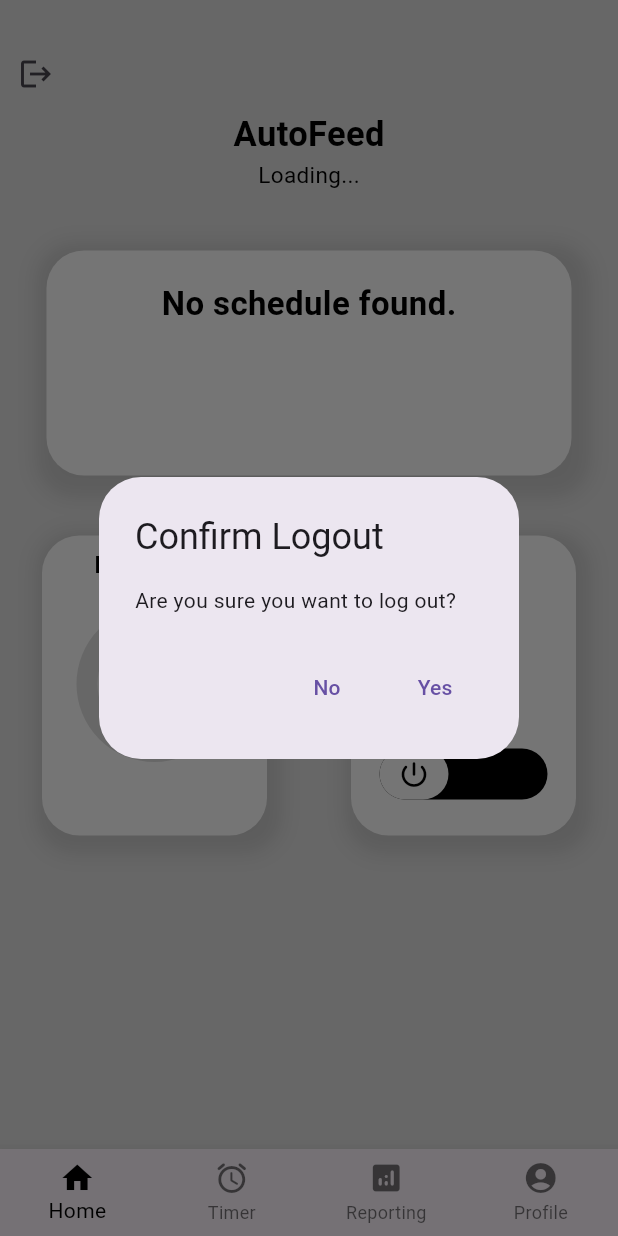
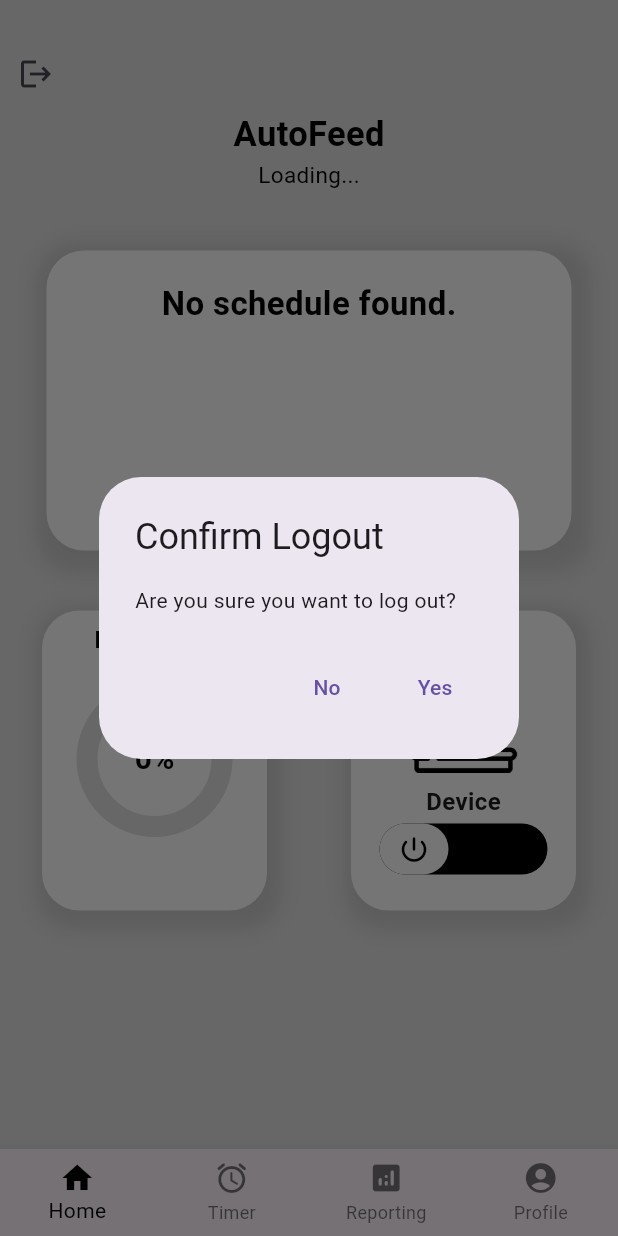
Before and after one commit to Paehkun/autofeed, a Flutter app: the screen it shows once a user with an empty profile is signed in, after a tap on the "logout" icon, on a phone screen of 412 x 824 dp. Run offline on Flutter 3.47's test engine with Material 3 defaults, Android fonts, the light colour scheme and no system bars; drawn by our look-alikes of animated_toggle_switch; our stand-ins replace awesome_notifications, firebase_auth, firebase_core, firebase_database, firebase_messaging, fl_chart and 1 more; accounts and stored records are empty.

Commit message:
fetch today schedule changes

```diff
--- a/lib/screen/FeedTimerPage.dart
+++ b/lib/screen/FeedTimerPage.dart
@@ -14,7 +14,7 @@ class FeedTimerPage extends StatefulWidget {
 class _FeedTimerPageState extends State<FeedTimerPage> {
   final DatabaseReference _database = FirebaseDatabase.instance.ref();
   final User? _currentUser = FirebaseAuth.instance.currentUser;
-  List<Map<String, dynamic>> _feedTimes = [];
+  final List<Map<String, dynamic>> _feedTimes = [];
   final List<String> _daysOfWeek = [
     'Monday',
     'Tuesday',
--- a/lib/screen/homepage.dart
+++ b/lib/screen/homepage.dart
@@ -127,18 +127,18 @@ class _HomeScreenState extends State<HomeScreen> {
   }
 
   void fetchTodaySchedule() async {
-    final User? _currentUser = FirebaseAuth.instance.currentUser;
-    if (_currentUser == null) return;
+    final User? currentUser = FirebaseAuth.instance.currentUser;
+    if (currentUser == null) return;
 
     // Adjust for Malaysia timezone (GMT+8)
-    final now = DateTime.now().add(Duration(hours: 8));
+    final now = DateTime.now().add(const Duration(hours: 8));
     final today = DateFormat('EEEE').format(now); // Get the day of the week
     final todayDate = DateFormat('yyyy-MM-dd').format(now); // Get today's date
 
     debugPrint("Today: $today"); // Check the current day
 
     final scheduleRef =
-        FirebaseDatabase.instance.ref('users/${_currentUser.uid}/schedule');
+        FirebaseDatabase.instance.ref('users/${currentUser.uid}/schedule');
 
     final snapshot = await scheduleRef.get();
 
@@ -336,7 +336,7 @@ class _HomeScreenState extends State<HomeScreen> {
           const SizedBox(height: 20),
           const SizedBox(height: 20),
           Container(
-            height: 150, // Adjusted height to fit schedule and toggle only
+            height: 200, // Adjusted height to fit schedule and toggle only
             width: 350,
             decoration: BoxDecoration(
               color: Colors.white,
```
